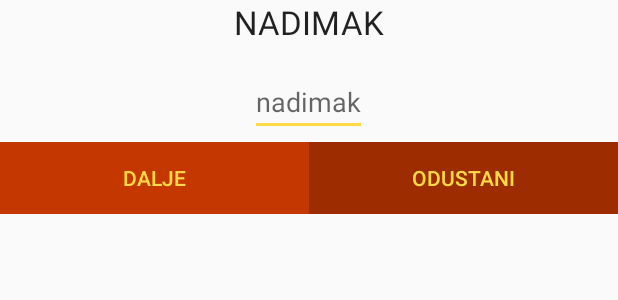
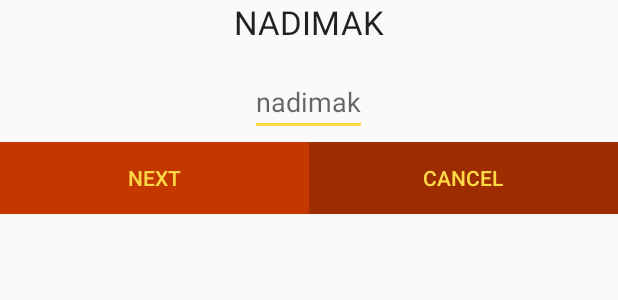
Before and after one commit to tomyslav/MoneyGo, an Android app: the layout username_dialog.xml on its own in the app's theme, with its tools: preview values and no code run, on a phone screen of 412 x 824 dp. Shown: the top 300 px of the screen. Run offline under Robolectric (Android 15) with nearby library versions, the phone set to English and light mode, and no system bars.

Commit message:
Translated to english and fixed minor bug

```diff
--- a/app/src/main/java/com/tiliasolutions/moneygo/MapsActivity.java
+++ b/app/src/main/java/com/tiliasolutions/moneygo/MapsActivity.java
@@ -45,8 +45,8 @@ public class MapsActivity extends FragmentActivity implements
     private final float MAX_ZOOM_LEVEL = 14.6f;
 
     private final int mCoinFive = 5;
-    private final int mCoinTwo = 5;
-    private final int mCoinOne = 5;
+    private final int mCoinTwo = 2;
+    private final int mCoinOne = 1;
 
 
     private boolean mGameMode = false;
--- a/app/src/main/res/layout/activity_start_screen.xml
+++ b/app/src/main/res/layout/activity_start_screen.xml
@@ -19,7 +19,7 @@
         android:layout_width="wrap_content"
         android:layout_height="wrap_content"
         android:textAppearance="?android:attr/textAppearanceLarge"
-        android:text="Lista Korisnika"
+        android:text="@string/list_of_users"
         android:id="@+id/lista_korisnika"
         android:layout_gravity="center_horizontal"
         android:paddingTop="16dp"
--- a/app/src/main/res/layout/activity_user_screen.xml
+++ b/app/src/main/res/layout/activity_user_screen.xml
@@ -26,7 +26,6 @@
         android:layout_width="200dp"
         android:layout_height="200dp"
         android:background="@drawable/round_button"
-        android:text="100"
         android:textSize="100sp"
         android:textColor="@color/colorAccent"
         android:id="@+id/btn_points"
@@ -37,7 +36,7 @@
         android:layout_width="match_parent"
         android:layout_height="100dp"
         android:background="@drawable/rect_button"
-        android:text="STARTAJ IGRU"
+        android:text="@string/start_game"
         android:textSize="25sp"
         android:textColor="@color/colorAccent"
         android:id="@+id/btn_start_game"
--- a/app/src/main/res/layout/username_dialog.xml
+++ b/app/src/main/res/layout/username_dialog.xml
@@ -34,7 +34,7 @@
             android:layout_width="0dp"
             android:layout_height="wrap_content"
             android:layout_weight="1"
-            android:text="DALJE"
+            android:text="@string/dialog_next"
             android:textColor="@color/colorAccent"
             android:background="@color/colorPrimary"
             android:id="@+id/buttonOK"/>
@@ -43,7 +43,7 @@
             android:layout_width="0dp"
             android:layout_height="wrap_content"
             android:layout_weight="1"
-            android:text="ODUSTANI"
+            android:text="@string/dialog_cancel"
             android:textColor="@color/colorAccent"
             android:background="@color/colorPrimaryDark"
             android:id="@+id/buttonNOK"
--- a/app/src/main/res/values/strings.xml
+++ b/app/src/main/res/values/strings.xml
@@ -1,4 +1,12 @@
 <resources>
     <string name="app_name">Money Go</string>
     <string name="title_activity_maps">Map</string>
+
+    <string name="start_game">START GAME</string>
+    <string name="list_of_users">LIST OF USERS</string>
+
+
+    <string name="dialog_next">NEXT</string>
+    <string name="dialog_cancel">CANCEL</string>
+
 </resources>
```
